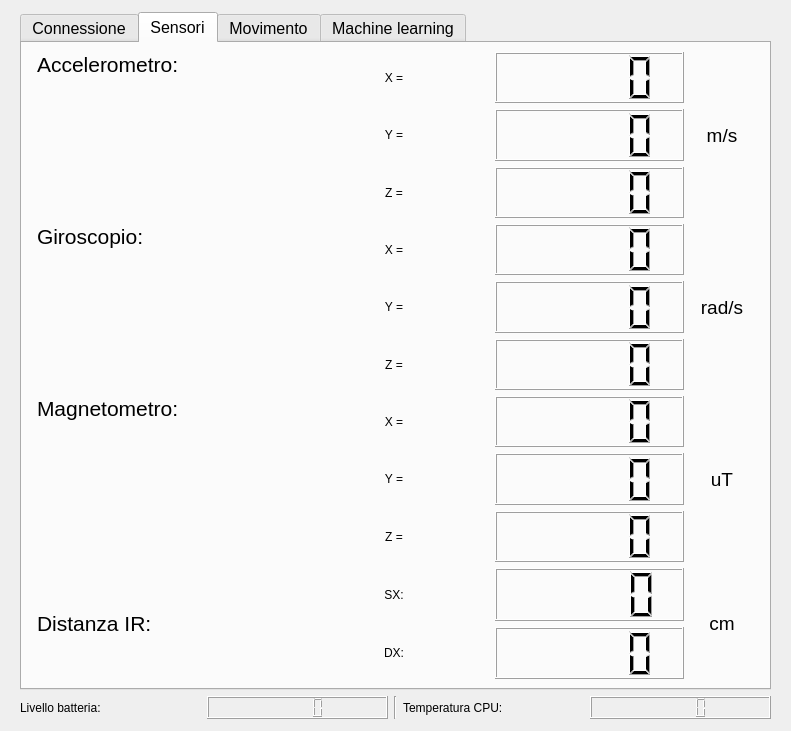
Before: the Qt Designer form GUI/form.ui in Sapienza-Technology-2021/Socket-GUI, drawn with Qt 5.
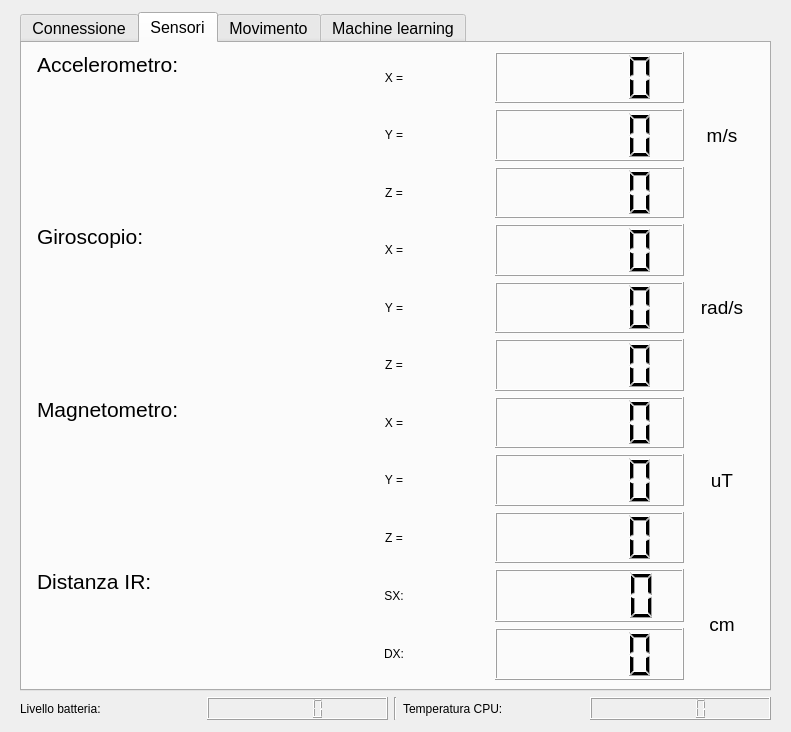
After: the same form once the commit is applied. The open tabs and pages were chosen to show the change. Icons and pictures are not drawn.

Patch:
```diff
--- a/GUI/form.ui
+++ b/GUI/form.ui
@@ -7,7 +7,7 @@
     <x>0</x>
     <y>0</y>
     <width>791</width>
-    <height>731</height>
+    <height>732</height>
    </rect>
   </property>
   <property name="windowTitle">
@@ -622,7 +622,7 @@
            <string>Distanza IR:</string>
           </property>
           <property name="alignment">
-           <set>Qt::AlignLeading|Qt::AlignLeft|Qt::AlignVCenter</set>
+           <set>Qt::AlignLeading|Qt::AlignLeft|Qt::AlignTop</set>
           </property>
          </widget>
         </item>
```
Left out of the diff: 2 changed lines with no effect on the pictures.
